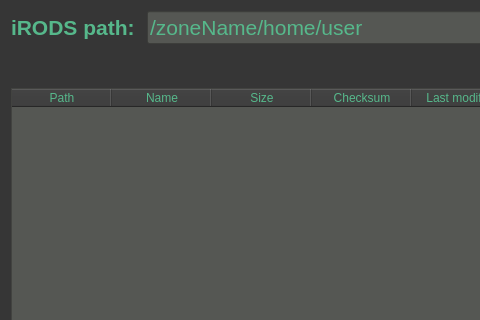
First picture: the form in gui/ui-files/tabBrowser.ui, repository iBridges-for-iRODS/iBridges, before the edit; both pictures show x 0 to 480 and y 0 to 320 of the 1278 by 807 pixel window.
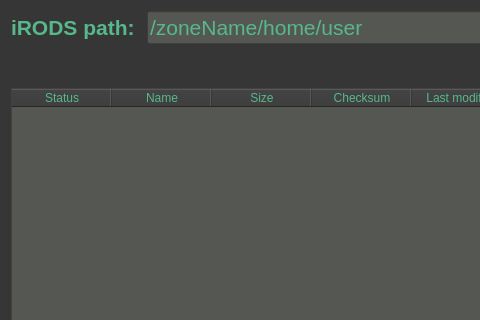
Second picture: the form after the edit. Icons and pictures are not drawn.

Commit message: Add status entry to main browser table

Diff of the .ui file:
```diff
--- a/gui/ui-files/tabBrowser.ui
+++ b/gui/ui-files/tabBrowser.ui
@@ -169,7 +169,7 @@
      </property>
      <column>
       <property name="text">
-       <string notr="true">Path</string>
+       <string notr="true">Status</string>
       </property>
       <property name="toolTip">
        <string notr="true"/>
```
The commit also changes 1 other file.
